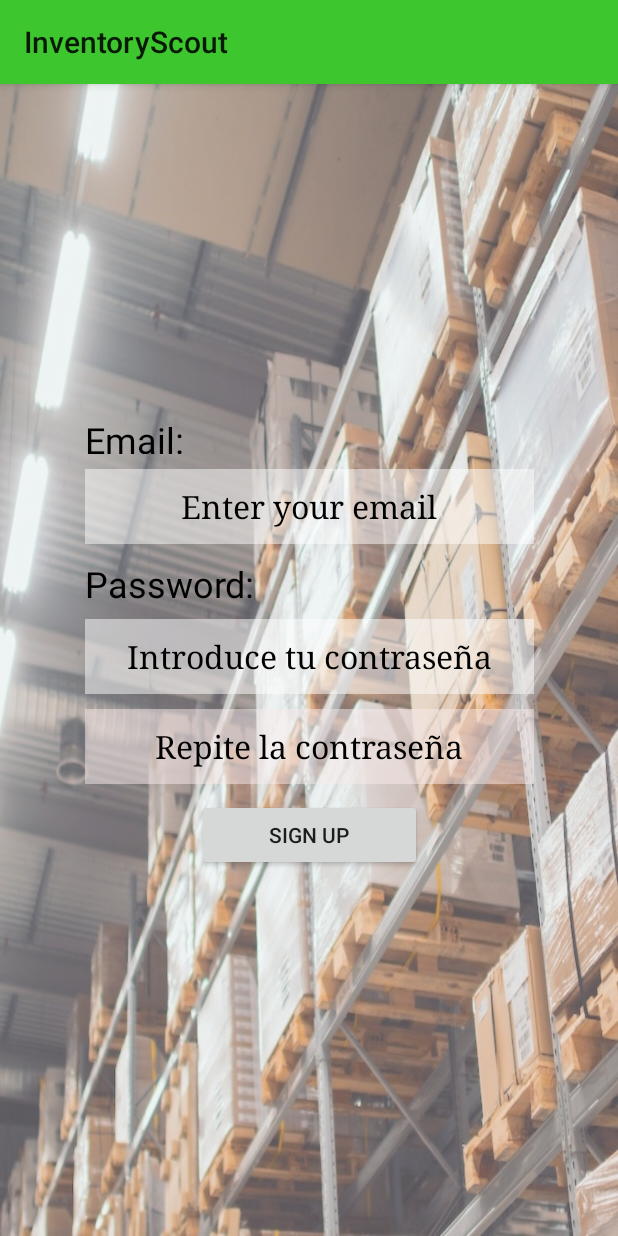
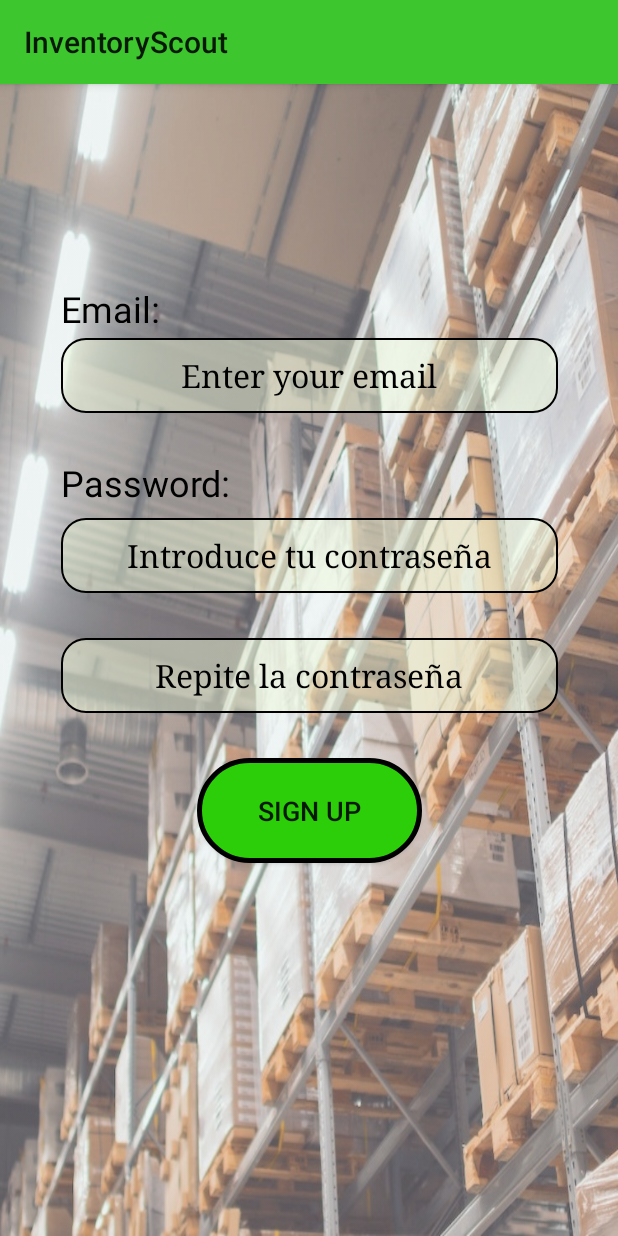
Before and after one commit to FcoJAA/InventoryScout, an Android app: the signup screen opened directly, with no data from a screen before it, on a phone screen of 412 x 824 dp. Run offline under Robolectric (Android 15) with nearby library versions, the phone set to English and light mode, and no system bars; our stand-ins replace Firebase (no records; nobody signed in at launch, a user with empty details on screens opened directly).

Commit message:
change: signup_activity interface

```diff
--- a/app/src/main/res/layout/activity_signup.xml
+++ b/app/src/main/res/layout/activity_signup.xml
@@ -8,13 +8,17 @@
     tools:context=".signup">
 
     <LinearLayout
-        android:layout_width="299dp"
-        android:layout_height="327dp"
+        android:layout_width="331dp"
+        android:layout_height="601dp"
         android:orientation="vertical"
         app:layout_constraintBottom_toBottomOf="parent"
         app:layout_constraintEnd_toEndOf="parent"
         app:layout_constraintStart_toStartOf="parent"
         app:layout_constraintTop_toTopOf="parent">
+
+        <Space
+            android:layout_width="match_parent"
+            android:layout_height="50dp" />
 
         <TextView
             android:id="@+id/textView"
@@ -33,8 +37,7 @@
             android:layout_width="match_parent"
             android:layout_height="50dp"
             android:autoSizeTextType="uniform"
-            android:background="@color/purple_500"
-            android:backgroundTint="#7AFFFFFF"
+            android:background="@drawable/et1"
             android:backgroundTintMode="src_in"
             android:ems="10"
             android:hint="Enter your email"
@@ -47,7 +50,7 @@
 
         <Space
             android:layout_width="match_parent"
-            android:layout_height="10dp" />
+            android:layout_height="30dp" />
 
         <TextView
             android:id="@+id/textView2"
@@ -67,8 +70,7 @@
             android:layout_width="match_parent"
             android:layout_height="50dp"
             android:autoSizeTextType="uniform"
-            android:background="@color/purple_700"
-            android:backgroundTint="#80FFFFFF"
+            android:background="@drawable/et1"
             android:ems="10"
             android:hint="Introduce tu contraseña"
             android:inputType="textPassword"
@@ -79,15 +81,14 @@
 
         <Space
             android:layout_width="match_parent"
-            android:layout_height="10dp" />
+            android:layout_height="30dp" />
 
         <EditText
             android:id="@+id/et3sigup"
             android:layout_width="match_parent"
             android:layout_height="50dp"
             android:autoSizeTextType="uniform"
-            android:background="@color/purple_700"
-            android:backgroundTint="#80FAEBEB"
+            android:background="@drawable/et1"
             android:ems="10"
             android:hint="Repite la contraseña"
             android:inputType="textPassword"
@@ -98,14 +99,16 @@
 
         <Space
             android:layout_width="match_parent"
-            android:layout_height="10dp" />
+            android:layout_height="30dp" />
 
         <Button
             android:id="@+id/btn1signup"
             android:layout_width="150dp"
             android:layout_height="wrap_content"
             android:layout_gravity="center"
+            android:background="@drawable/boton_log"
             android:onClick="registerUser"
-            android:text="Sign Up" />
+            android:text="Sign Up"
+            android:textSize="18sp" />
     </LinearLayout>
 </androidx.constraintlayout.widget.ConstraintLayout>
```
